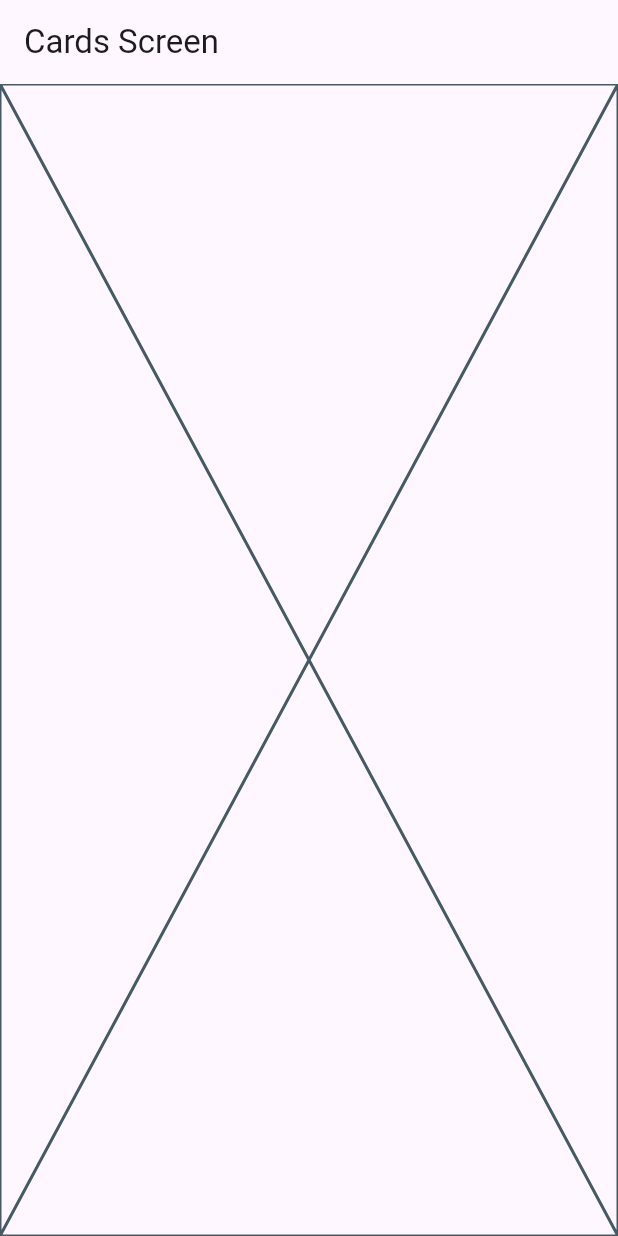
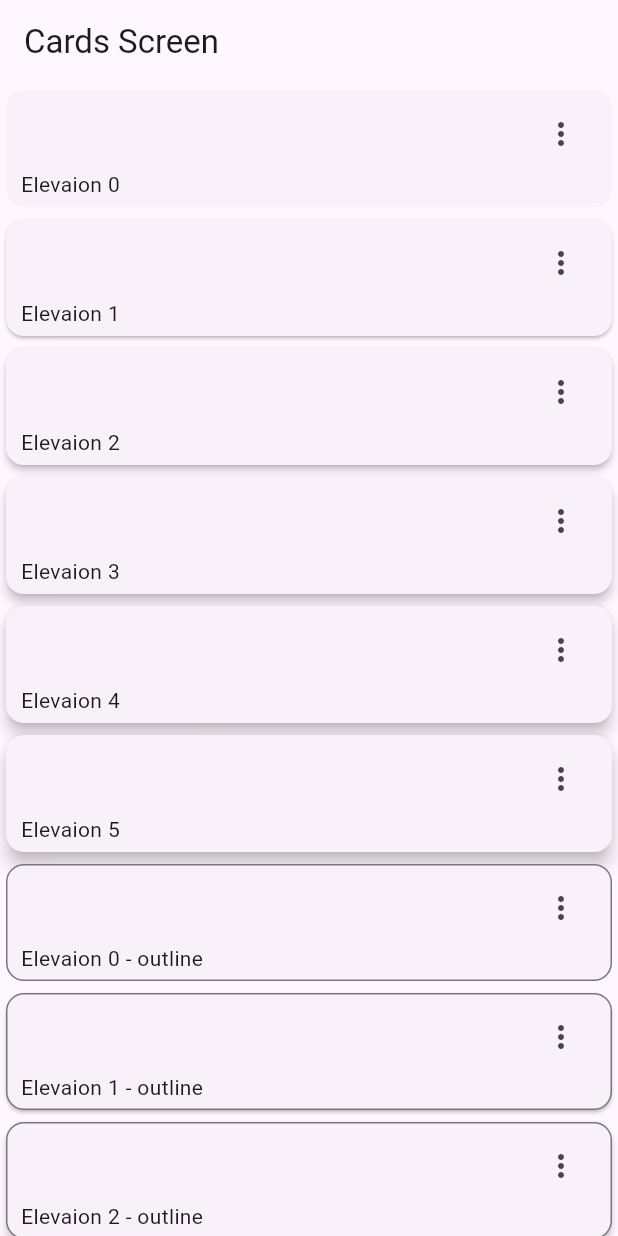
Before and after one commit to Russellnahuidev/widgets-app, a Flutter app: the CardsScreen screen opened by its route, on a phone screen of 412 x 824 dp. Run offline on Flutter 3.47's test engine with Material 3 defaults, Android fonts, the phone set to English and light mode, and no system bars; our stand-ins replace go_router.

Commit message:
dando diseño a la pantalla Cards Screen

```diff
--- a/lib/presentation/screens/cards/cards_screen.dart
+++ b/lib/presentation/screens/cards/cards_screen.dart
@@ -1,4 +1,13 @@
 import 'package:flutter/material.dart';
+
+final cards = <Map<String, dynamic>>[
+  {'elevation': 0.0, 'label': 'Elevaion 0'},
+  {'elevation': 1.0, 'label': 'Elevaion 1'},
+  {'elevation': 2.0, 'label': 'Elevaion 2'},
+  {'elevation': 3.0, 'label': 'Elevaion 3'},
+  {'elevation': 4.0, 'label': 'Elevaion 4'},
+  {'elevation': 5.0, 'label': 'Elevaion 5'},
+];
 
 class CardsScreen extends StatelessWidget {
   static const String name = 'cards_screen';
@@ -9,7 +18,95 @@ class CardsScreen extends StatelessWidget {
   Widget build(BuildContext context) {
     return Scaffold(
       appBar: AppBar(title: Text('Cards Screen')),
-      body: Placeholder(),
+      body: _CardScreen(),
     );
   }
 }
+
+class _CardScreen extends StatelessWidget {
+  const _CardScreen();
+
+  @override
+  Widget build(BuildContext context) {
+    return SingleChildScrollView(
+      child: Column(
+        children: [
+          ...cards.map(
+            (card) =>
+                _CardType1(label: card['label'], elevation: card['elevation']),
+          ),
+          ...cards.map(
+            (card) =>
+                _CardType2(label: card['label'], elevation: card['elevation']),
+          ),
+        ],
+      ),
+    );
+  }
+}
+
+class _CardType1 extends StatelessWidget {
+  final String label;
+  final double elevation;
+
+  const _CardType1({required this.label, required this.elevation});
+
+  @override
+  Widget build(BuildContext context) {
+    return Card(
+      elevation: elevation,
+      child: Padding(
+        padding: EdgeInsets.fromLTRB(10, 5, 10, 5),
+        child: Column(
+          children: [
+            Align(
+              alignment: Alignment.topRight,
+              child: IconButton(
+                icon: Icon(Icons.more_vert_outlined),
+                onPressed: () {},
+              ),
+            ),
+            Align(alignment: Alignment.bottomLeft, child: Text(label)),
+          ],
+        ),
+      ),
+    );
+  }
+}
+
+class _CardType2 extends StatelessWidget {
+  final String label;
+  final double elevation;
+
+  const _CardType2({required this.label, required this.elevation});
+
+  @override
+  Widget build(BuildContext context) {
+    final colors = Theme.of(context).colorScheme;
+    return Card(
+      shape: RoundedRectangleBorder(
+        borderRadius: BorderRadius.all(Radius.circular(12)),
+        side: BorderSide(color: colors.outline),
+      ),
+      elevation: elevation,
+      child: Padding(
+        padding: EdgeInsets.fromLTRB(10, 5, 10, 5),
+        child: Column(
+          children: [
+            Align(
+              alignment: Alignment.topRight,
+              child: IconButton(
+                icon: Icon(Icons.more_vert_outlined),
+                onPressed: () {},
+              ),
+            ),
+            Align(
+              alignment: Alignment.bottomLeft,
+              child: Text('$label - outline'),
+            ),
+          ],
+        ),
+      ),
+    );
+  }
+}
```
